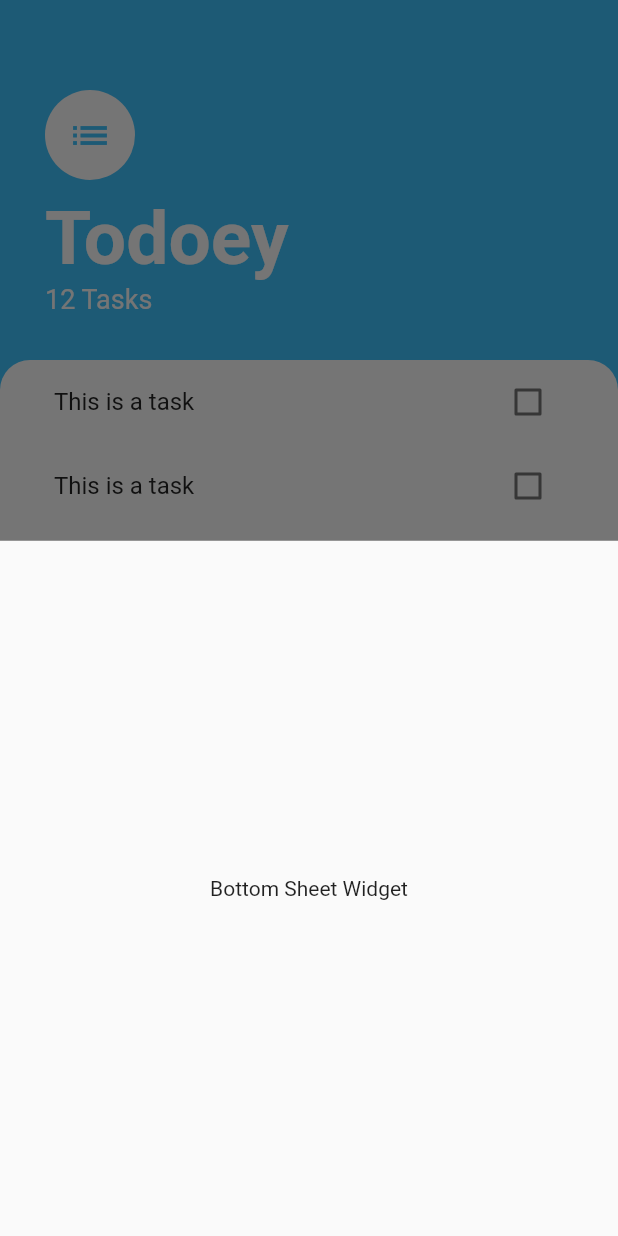
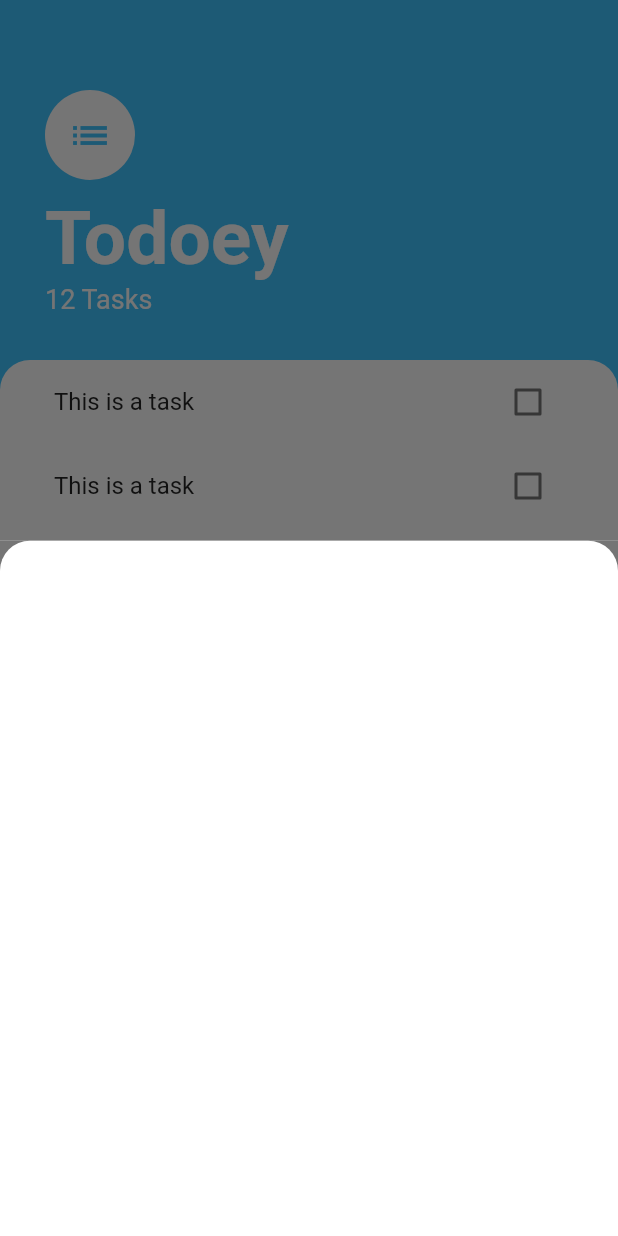
Before and after one commit to Procoder16/Docket, a Flutter app: the screen it shows after launch, after a tap on the "add" icon, on a phone screen of 412 x 824 dp. Run offline on Flutter 3.47's test engine with Material 2 defaults, Android fonts, the phone set to English and light mode, and no system bars.

Commit message:
made the bottom sheet even more beautiful

```diff
--- /dev/null
+++ b/lib/screens/add_listTile_screen.dart
@@ -0,0 +1,20 @@
+import 'package:flutter/cupertino.dart';
+import 'package:flutter/material.dart';
+
+class AddListTile extends StatelessWidget {
+  @override
+  Widget build(BuildContext context) {
+    return Container(
+      color: Color(0xFF757575),
+      child: Container(
+        decoration: BoxDecoration(
+          color: Colors.white,
+          borderRadius: BorderRadius.only(
+            topLeft: Radius.circular(20.0),
+            topRight: Radius.circular(20.0),
+          ),
+        ),
+      ),
+    );
+  }
+}
--- a/lib/screens/tasks_screen.dart
+++ b/lib/screens/tasks_screen.dart
@@ -1,16 +1,9 @@
 import 'package:flutter/cupertino.dart';
 import 'package:flutter/material.dart';
 import 'package:todoey_flutter/widgets/tasks_list.dart';
+import 'package:todoey_flutter/screens/add_listTile_screen.dart';
 
 class TasksScreens extends StatelessWidget {
-  Widget buildBottomSheet(BuildContext context) {
-    return Container(
-      child: Center(
-        child: Text('Bottom Sheet Widget'),
-      ),
-    );
-  }
-
   @override
   Widget build(BuildContext context) {
     return Scaffold(
@@ -20,7 +13,10 @@ class TasksScreens extends StatelessWidget {
           Icons.add,
         ),
         onPressed: () {
-          showModalBottomSheet(context: context, builder: buildBottomSheet);
+          showModalBottomSheet(
+            context: context,
+            builder: (context) => AddListTile(),
+          );
         },
       ),
       backgroundColor: Colors.lightBlueAccent,
```
